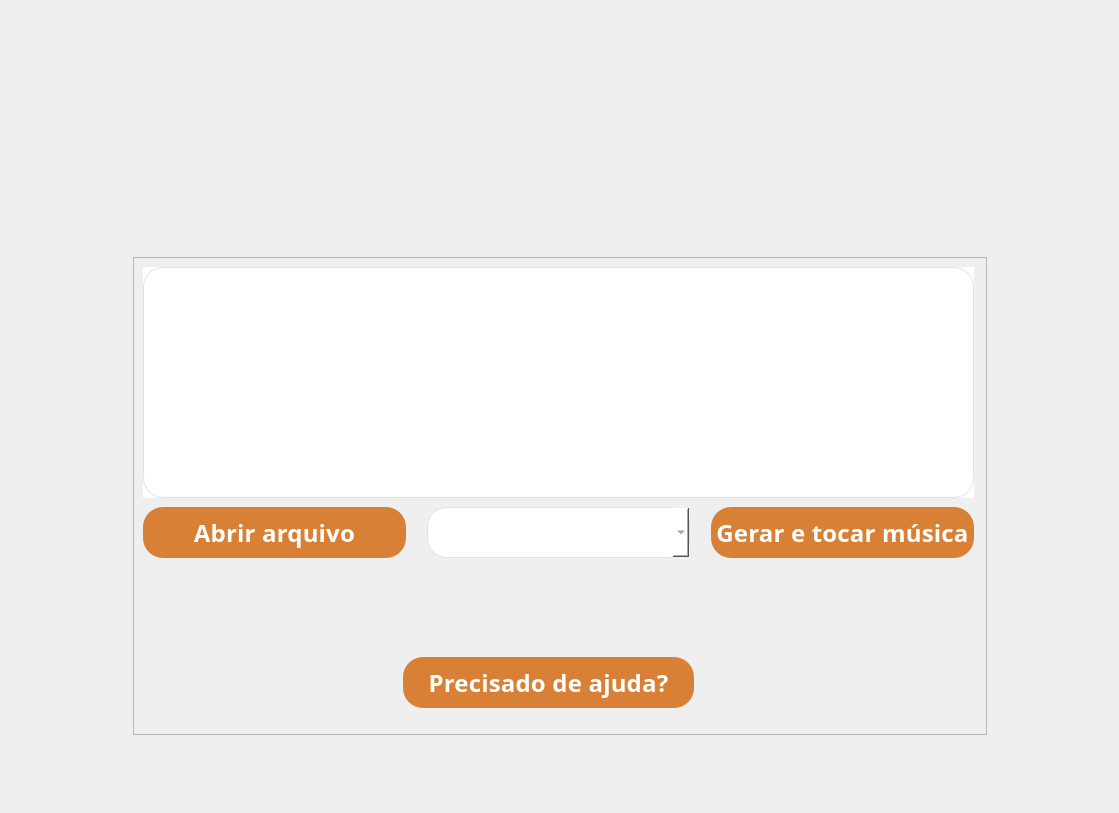
JuDCraide/Trabalho-UFRGS-TCP-Notas-Musicais, file mainwindow.ui: the form before one commit.
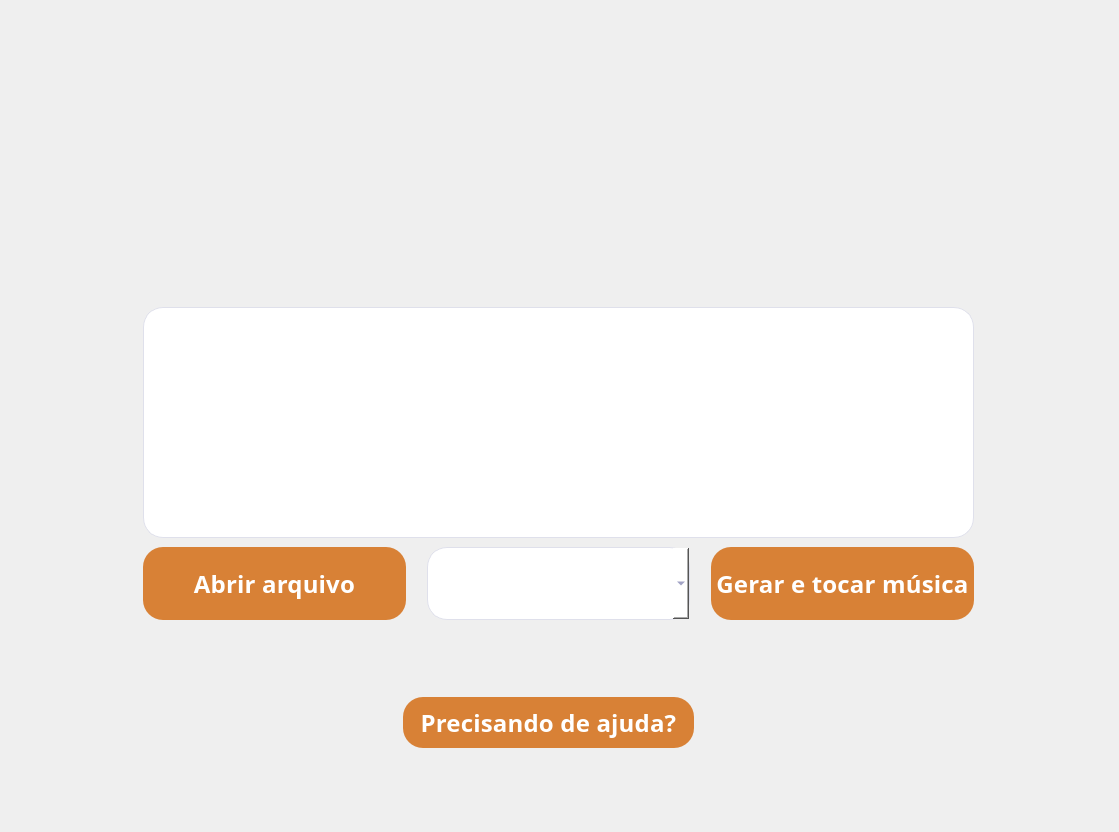
The form after the commit. Icons and pictures are not drawn.

Commit message: Interface Gráfica Semi-Responsiva

Patch:
```diff
--- a/mainwindow.ui
+++ b/mainwindow.ui
@@ -47,59 +47,7 @@
 /*.QWidget{*/</string>
    </property>
    <layout class="QGridLayout" name="gridLayout">
-    <item row="1" column="0">
-     <spacer name="horizontalSpacer_3">
-      <property name="orientation">
-       <enum>Qt::Horizontal</enum>
-      </property>
-      <property name="sizeHint" stdset="0">
-       <size>
-        <width>118</width>
-        <height>478</height>
-       </size>
-      </property>
-     </spacer>
-    </item>
-    <item row="2" column="3">
-     <spacer name="verticalSpacer_7">
-      <property name="orientation">
-       <enum>Qt::Vertical</enum>
-      </property>
-      <property name="sizeHint" stdset="0">
-       <size>
-        <width>20</width>
-        <height>40</height>
-       </size>
-      </property>
-     </spacer>
-    </item>
-    <item row="2" column="0">
-     <spacer name="verticalSpacer_3">
-      <property name="orientation">
-       <enum>Qt::Vertical</enum>
-      </property>
-      <property name="sizeHint" stdset="0">
-       <size>
-        <width>20</width>
-        <height>40</height>
-       </size>
-      </property>
-     </spacer>
-    </item>
-    <item row="0" column="0">
-     <spacer name="verticalSpacer_2">
-      <property name="orientation">
-       <enum>Qt::Vertical</enum>
-      </property>
-      <property name="sizeHint" stdset="0">
-       <size>
-        <width>118</width>
-        <height>248</height>
-       </size>
-      </property>
-     </spacer>
-    </item>
-    <item row="1" column="3">
+    <item row="2" column="4">
      <spacer name="horizontalSpacer_4">
       <property name="orientation">
        <enum>Qt::Horizontal</enum>
@@ -112,7 +60,7 @@
       </property>
      </spacer>
     </item>
-    <item row="2" column="1" colspan="2">
+    <item row="3" column="2" colspan="2">
      <spacer name="verticalSpacer_6">
       <property name="orientation">
        <enum>Qt::Vertical</enum>
@@ -125,36 +73,49 @@
       </property>
      </spacer>
     </item>
-    <item row="0" column="2">
-     <spacer name="verticalSpacer">
+    <item row="2" column="1">
+     <spacer name="horizontalSpacer_3">
+      <property name="orientation">
+       <enum>Qt::Horizontal</enum>
+      </property>
+      <property name="sizeHint" stdset="0">
+       <size>
+        <width>118</width>
+        <height>478</height>
+       </size>
+      </property>
+     </spacer>
+    </item>
+    <item row="1" column="3">
+     <spacer name="verticalSpacer_2">
       <property name="orientation">
        <enum>Qt::Vertical</enum>
       </property>
       <property name="sizeHint" stdset="0">
        <size>
-        <width>848</width>
-        <height>248</height>
+        <width>20</width>
+        <height>40</height>
        </size>
       </property>
      </spacer>
     </item>
     <item row="0" column="3">
-     <spacer name="verticalSpacer_8">
+     <spacer name="verticalSpacer">
       <property name="orientation">
        <enum>Qt::Vertical</enum>
       </property>
       <property name="sizeHint" stdset="0">
        <size>
-        <width>20</width>
-        <height>40</height>
+        <width>848</width>
+        <height>248</height>
        </size>
       </property>
      </spacer>
     </item>
-    <item row="1" column="1" colspan="2">
-     <widget class="QFrame" name="frame">
+    <item row="2" column="2" colspan="2">
+     <widget class="QWidget" name="widget" native="true">
       <property name="sizePolicy">
-       <sizepolicy hsizetype="MinimumExpanding" vsizetype="MinimumExpanding">
+       <sizepolicy hsizetype="Preferred" vsizetype="Preferred">
         <horstretch>0</horstretch>
         <verstretch>0</verstretch>
        </sizepolicy>
@@ -162,26 +123,20 @@
       <property name="styleSheet">
        <string notr="true"/>
       </property>
-      <property name="frameShape">
-       <enum>QFrame::StyledPanel</enum>
-      </property>
-      <property name="frameShadow">
-       <enum>QFrame::Raised</enum>
-      </property>
       <widget class="QWidget" name="horizontalLayoutWidget">
        <property name="geometry">
         <rect>
          <x>10</x>
          <y>250</y>
          <width>831</width>
-         <height>51</height>
+         <height>73</height>
         </rect>
        </property>
        <layout class="QHBoxLayout" name="horizontalLayout">
         <item>
          <widget class="QPushButton" name="botaoArquivo">
           <property name="sizePolicy">
-           <sizepolicy hsizetype="Minimum" vsizetype="Preferred">
+           <sizepolicy hsizetype="MinimumExpanding" vsizetype="MinimumExpanding">
             <horstretch>0</horstretch>
             <verstretch>0</verstretch>
            </sizepolicy>
@@ -236,7 +191,7 @@
         <item>
          <widget class="QComboBox" name="selecionarTimbre">
           <property name="sizePolicy">
-           <sizepolicy hsizetype="Minimum" vsizetype="Preferred">
+           <sizepolicy hsizetype="MinimumExpanding" vsizetype="MinimumExpanding">
             <horstretch>0</horstretch>
             <verstretch>0</verstretch>
            </sizepolicy>
@@ -278,7 +233,7 @@
         <item>
          <widget class="QPushButton" name="botaoMusica">
           <property name="sizePolicy">
-           <sizepolicy hsizetype="Minimum" vsizetype="Preferred">
+           <sizepolicy hsizetype="MinimumExpanding" vsizetype="MinimumExpanding">
             <horstretch>0</horstretch>
             <verstretch>0</verstretch>
            </sizepolicy>
@@ -329,7 +284,7 @@
         </rect>
        </property>
        <property name="sizePolicy">
-        <sizepolicy hsizetype="Minimum" vsizetype="Minimum">
+        <sizepolicy hsizetype="MinimumExpanding" vsizetype="MinimumExpanding">
          <horstretch>0</horstretch>
          <verstretch>0</verstretch>
         </sizepolicy>
@@ -338,7 +293,7 @@
         <enum>Qt::LeftToRight</enum>
        </property>
        <property name="autoFillBackground">
-        <bool>true</bool>
+        <bool>false</bool>
        </property>
        <property name="styleSheet">
         <string notr="true">background: #FFFFFF;
@@ -346,16 +301,14 @@
 box-sizing: border-box;
 box-shadow: 0px 4px 4px rgba(0, 0, 0, 0.25);
 border-radius: 20px;
+padding: 10px;
 
 font-family: Muli;
 font-style: normal;
 font-weight: 600;
 font-size: 24px;
 line-height: 20px;
-letter-spacing: 0.2px;
-
-color: #6B6DA2;
-</string>
+letter-spacing: 0.2px;</string>
        </property>
       </widget>
       <widget class="QPushButton" name="botaoAjuda">
@@ -368,7 +321,7 @@
         </rect>
        </property>
        <property name="sizePolicy">
-        <sizepolicy hsizetype="Minimum" vsizetype="Preferred">
+        <sizepolicy hsizetype="MinimumExpanding" vsizetype="MinimumExpanding">
          <horstretch>0</horstretch>
          <verstretch>0</verstretch>
         </sizepolicy>
@@ -400,7 +353,7 @@
 color: #FFFFFF;</string>
        </property>
        <property name="text">
-        <string>Precisado de ajuda?</string>
+        <string>Precisando de ajuda?</string>
        </property>
       </widget>
      </widget>
```
Left out of the diff: 4 changed lines with no effect on the pictures. The commit also changes 4 other files.
